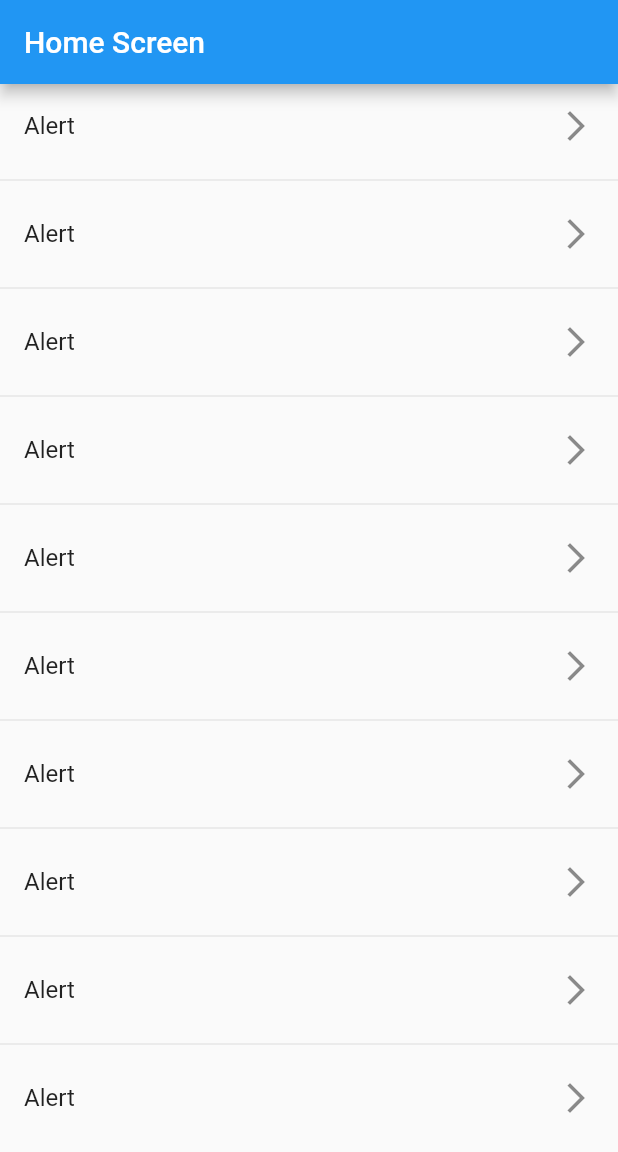
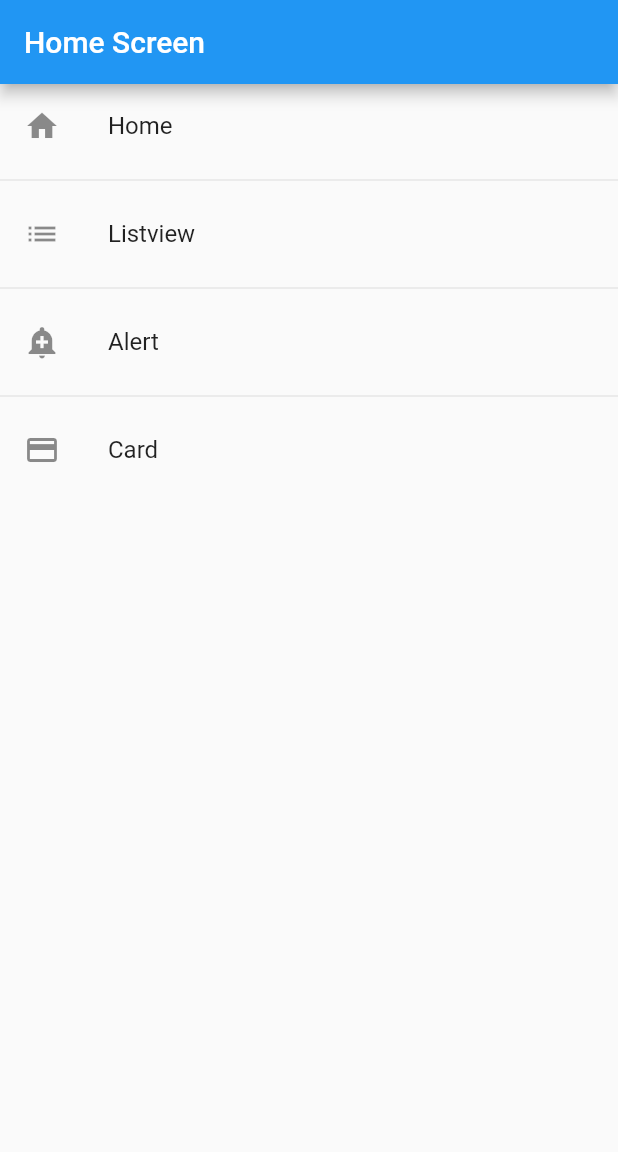
Before and after one commit to favioamarillapy/flutter-components, a Flutter app: the screen it shows after launch, on a phone screen of 412 x 824 dp. Shown: the top 1152 px of the screen. Run offline on Flutter 3.47's test engine with Material 2 defaults, Android fonts, the phone set to English and light mode, and no system bars.

Commit message:
Created menu options

```diff
--- a/lib/main.dart
+++ b/lib/main.dart
@@ -1,6 +1,5 @@
 import 'package:flutter/material.dart';
-
-import 'package:flutter_components/screens/screens.dart';
+import 'package:flutter_components/router/app_routes.dart';
 
 void main() => runApp(const MyApp());
 
@@ -12,13 +11,8 @@ class MyApp extends StatelessWidget {
     return MaterialApp(
       title: 'Material App',
       debugShowCheckedModeBanner: false,
-      initialRoute: '/',
-      routes: {
-        '/': (context) => const HomeScreen(),
-        '/listview-screen': (context) => const ListViewScreen(),
-        '/alert-screen': (context) => const AlertScreen(),
-        '/card-screen': (context) => const CardScreen(),
-      },
+      initialRoute: AppRoutes.initialRoute,
+      routes: AppRoutes.getAppRoutes(),
     );
   }
 }
--- /dev/null
+++ b/lib/models/menu_options.dart
@@ -0,0 +1,10 @@
+import 'package:flutter/material.dart';
+
+class MenuOption {
+  final String name;
+  final String route;
+  final IconData icon;
+  final Widget screen;
+
+  MenuOption(this.name, this.route, this.icon, this.screen);
+}
--- /dev/null
+++ b/lib/models/models.dart
@@ -0,0 +1 @@
+export 'package:flutter_components/models/menu_options.dart';
--- /dev/null
+++ b/lib/router/app_routes.dart
@@ -0,0 +1,26 @@
+import 'package:flutter/material.dart';
+import 'package:flutter_components/models/models.dart';
+import 'package:flutter_components/screens/screens.dart';
+
+class AppRoutes {
+  static final menuOptions = <MenuOption>[
+    MenuOption("Home", "/", Icons.home, const HomeScreen()),
+    MenuOption(
+        "Listview", "/listview-screen", Icons.list, const ListViewScreen()),
+    MenuOption("Alert", "/alert-screen", Icons.add_alert, const AlertScreen()),
+    MenuOption("Card", "/card-screen", Icons.credit_card, const CardScreen()),
+  ];
+
+  static const initialRoute = "/";
+
+  static Map<String, Widget Function(BuildContext)> getAppRoutes() {
+    Map<String, Widget Function(BuildContext)> appRoutes = {};
+    appRoutes.addAll({'home': (BuildContext context) => const HomeScreen()});
+
+    for (final option in menuOptions) {
+      appRoutes.addAll({option.route: (BuildContext context) => option.screen});
+    }
+
+    return appRoutes;
+  }
+}
--- a/lib/screens/home_screen.dart
+++ b/lib/screens/home_screen.dart
@@ -1,21 +1,24 @@
 import 'package:flutter/material.dart';
+import 'package:flutter_components/router/app_routes.dart';
 
 class HomeScreen extends StatelessWidget {
   const HomeScreen({super.key});
 
   @override
   Widget build(BuildContext context) {
+    final menuOptions = AppRoutes.menuOptions;
+
     return Scaffold(
       appBar: AppBar(
         title: const Text("Home Screen"),
       ),
       body: ListView.separated(
-        itemCount: 10,
+        itemCount: menuOptions.length,
         itemBuilder: (context, index) => ListTile(
-          title: const Text("Alert"),
-          trailing: const Icon(Icons.arrow_forward_ios),
+          title: Text(menuOptions[index].name),
+          leading: Icon(menuOptions[index].icon),
           onTap: () {
-            Navigator.pushNamed(context, "/alert-screen");
+            Navigator.pushNamed(context, menuOptions[index].route);
           },
         ),
         separatorBuilder: (context, index) => const Divider(),
```
